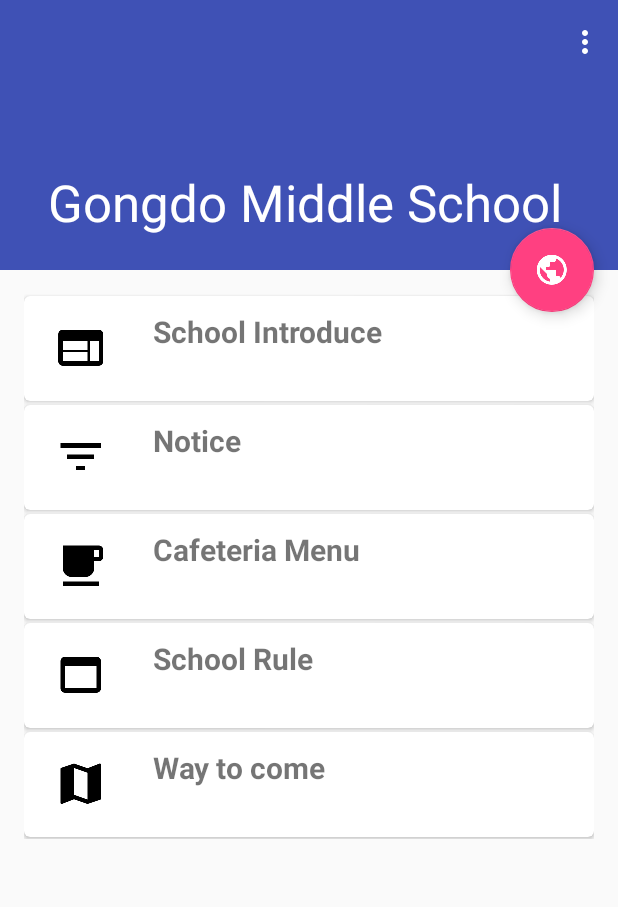
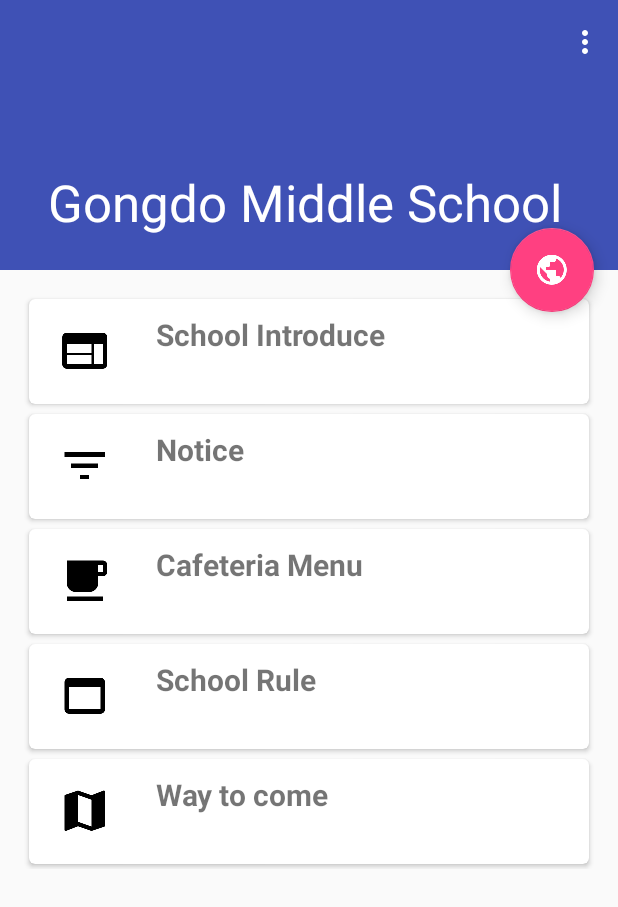
Before and after one commit to kongwoojin/GongdoMiddleSchoolApp, an Android app: the screen it shows after launch (MainActivity), on a phone screen of 412 x 824 dp. Shown: the top 907 px of the screen. Run offline under Robolectric (Android 15) with nearby library versions, the phone set to English and light mode, and no system bars.

Commit message:
1.1 Update

```diff
--- a/app/build.gradle
+++ b/app/build.gradle
@@ -8,8 +8,8 @@ android {
         applicationId "com.kongjak.gongdoms"
         minSdkVersion 15
         targetSdkVersion 24
-        versionCode 1
-        versionName "1.0"
+        versionCode 2
+        versionName "1.1"
     }
     buildTypes {
         release {
--- a/app/src/main/java/com/kongjak/gongdoms/CafeActivity.java
+++ b/app/src/main/java/com/kongjak/gongdoms/CafeActivity.java
@@ -128,6 +128,7 @@ public class CafeActivity extends AppCompatActivity {
                      * TODO 원하는 오류 처리방식으로 수정하세요
                      */
                     Toast.makeText(getApplicationContext(), R.string.no_network_msg, Toast.LENGTH_SHORT).show();
+                    finish();
                 }
 
                 return;
--- a/app/src/main/java/com/kongjak/gongdoms/MainActivity.java
+++ b/app/src/main/java/com/kongjak/gongdoms/MainActivity.java
@@ -55,6 +55,8 @@ public class MainActivity extends AppCompatActivity {
     }
     public void map(View v) {
 
+        Intent myintent = new Intent(this, MapActivity.class);
+        startActivity(myintent);
         Snackbar.make(v, "추가 준비중...", Snackbar.LENGTH_SHORT)
                 .setAction("Action", null).show();
     }
--- a/app/src/main/res/layout/content_main.xml
+++ b/app/src/main/res/layout/content_main.xml
@@ -27,8 +27,10 @@
         android:layout_width="match_parent"
         android:layout_height="wrap_content"
         card_view:cardCornerRadius="4dp"
-        android:layout_marginTop="1dp"
-        android:layout_marginBottom="1dp"
+        android:layout_marginTop="3dp"
+        android:layout_marginBottom="3dp"
+        android:layout_marginLeft="3dp"
+        android:layout_marginRight="3dp"
         android:onClick="intro"
         android:orientation="vertical">
 
@@ -81,8 +83,10 @@
         android:layout_height="wrap_content"
         card_view:cardCornerRadius="4dp"
         android:layout_below="@+id/card_view"
-        android:layout_marginTop="1dp"
-        android:layout_marginBottom="1dp"
+        android:layout_marginTop="3dp"
+        android:layout_marginBottom="3dp"
+        android:layout_marginLeft="3dp"
+        android:layout_marginRight="3dp"
         android:onClick="notice"
         android:orientation="vertical">
 
@@ -135,8 +139,10 @@
         android:layout_height="wrap_content"
         card_view:cardCornerRadius="4dp"
         android:layout_below="@+id/card_view2"
-        android:layout_marginTop="1dp"
-        android:layout_marginBottom="1dp"
+        android:layout_marginTop="3dp"
+        android:layout_marginBottom="3dp"
+        android:layout_marginLeft="3dp"
+        android:layout_marginRight="3dp"
         android:onClick="meal"
         android:orientation="vertical">
 
@@ -189,8 +195,10 @@
         android:layout_height="wrap_content"
         card_view:cardCornerRadius="4dp"
         android:layout_below="@+id/card_view3"
-        android:layout_marginTop="1dp"
-        android:layout_marginBottom="1dp"
+        android:layout_marginTop="3dp"
+        android:layout_marginBottom="3dp"
+        android:layout_marginLeft="3dp"
+        android:layout_marginRight="3dp"
         android:onClick="rule"
         android:orientation="vertical">
 
@@ -242,8 +250,10 @@
         android:layout_height="wrap_content"
         card_view:cardCornerRadius="4dp"
         android:layout_below="@+id/card_view4"
-        android:layout_marginTop="1dp"
-        android:layout_marginBottom="1dp"
+        android:layout_marginTop="3dp"
+        android:layout_marginBottom="3dp"
+        android:layout_marginLeft="3dp"
+        android:layout_marginRight="3dp"
         android:onClick="map"
         android:orientation="vertical">
 
```
